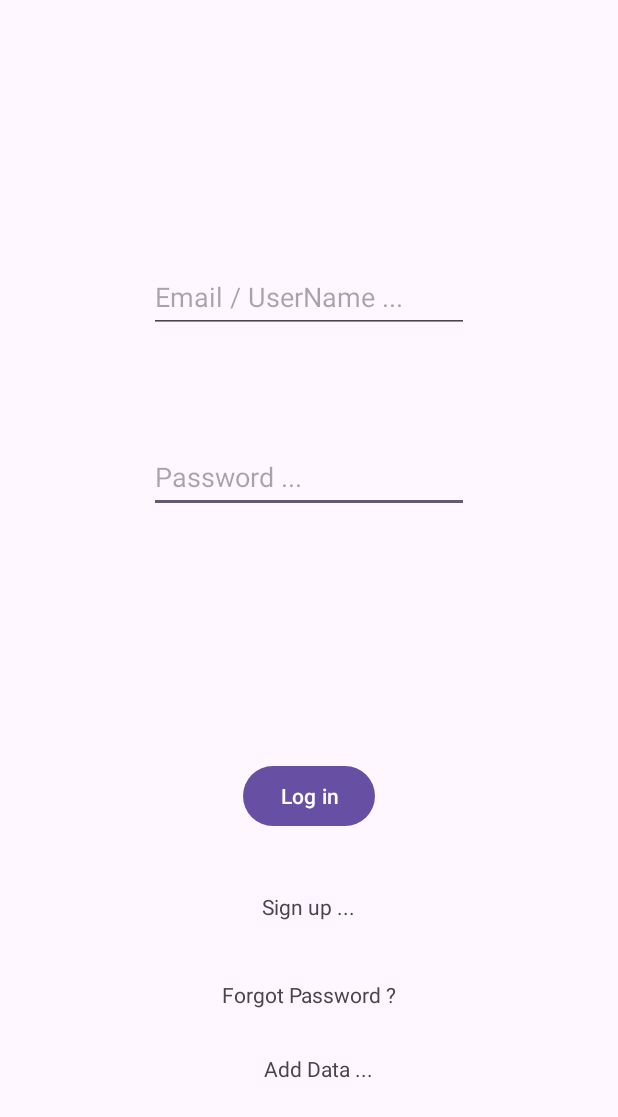
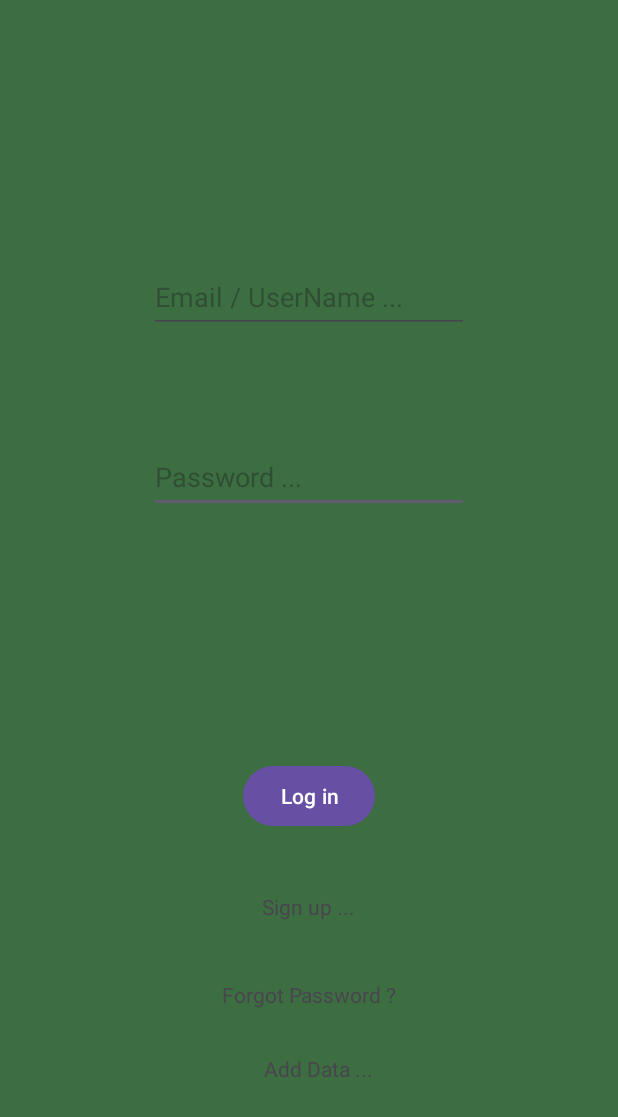
Before and after one commit to mads208/Log_in_Sign_up, an Android app: the screen it shows after launch (MainActivity), on a phone screen of 412 x 824 dp. Shown: the top 1117 px of the screen. Run offline under Robolectric (Android 15) with nearby library versions, the phone set to English and light mode, and no system bars; our stand-ins replace Firebase (no records; nobody signed in at launch, a user with empty details on screens opened directly).

Commit message:
edited 3

```diff
--- a/app/src/main/res/layout/fragment_login.xml
+++ b/app/src/main/res/layout/fragment_login.xml
@@ -8,7 +8,8 @@
 
     <androidx.constraintlayout.widget.ConstraintLayout
         android:layout_width="match_parent"
-        android:layout_height="match_parent">
+        android:layout_height="match_parent"
+        android:background="#3C6E41">
 
         <TextView
             android:id="@+id/GoToAddLogin"
```
Also changed, not shown: app/src/main/java/com/example/loginsignup/AllDataFragment.java (+3 -4 lines).
